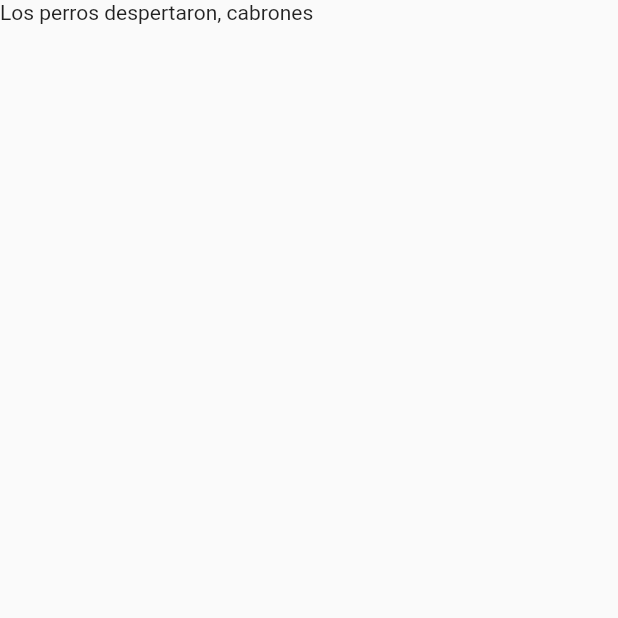
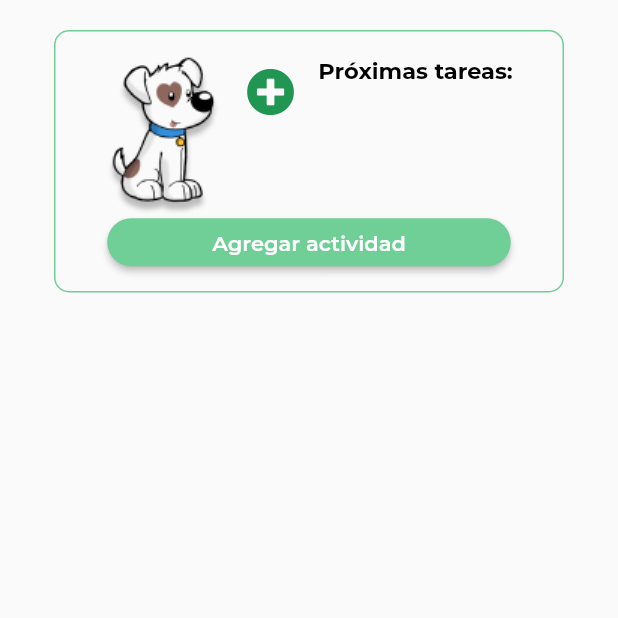
Before and after one commit to Edwardreyessp/apperro, a Flutter app: the LastHome screen opened directly, on a phone screen of 412 x 824 dp, the top half of it. Run offline on Flutter 3.47's test engine with Material 2 defaults, Android fonts, the light colour scheme and no system bars; our stand-ins replace cloud_firestore, email_validator, firebase_auth, firebase_core, flutter_svg, font_awesome_flutter and 2 more; accounts and stored records are empty.

Commit message:
Lista de actividades

```diff
--- a/lib/model/perro.dart
+++ b/lib/model/perro.dart
@@ -26,4 +26,14 @@ class Perro {
         'race': race,
         'desc': desc,
       };
+
+  static Perro fromJson(Map<String, dynamic> json) => Perro(
+        id: json['id'],
+        name: json['name'],
+        birthday: json['birthday'],
+        age: json['age'],
+        size: json['size'],
+        race: json['race'],
+        desc: json['desc'],
+      );
 }
--- a/lib/pages/iniciar_sesion.dart
+++ b/lib/pages/iniciar_sesion.dart
@@ -107,7 +107,7 @@ class _IniciarSesionState extends State<IniciarSesion> {
                         ),
                       ],
                     ),
-                    SizedBox(height: 45),
+                    SizedBox(height: 10),
                   ],
                 );
               }
--- a/lib/pages/navbar/navbar.dart
+++ b/lib/pages/navbar/navbar.dart
@@ -21,10 +21,9 @@ class NavBar extends StatefulWidget {
 class _NavBarState extends State<NavBar> {
   bool flag = true;
   bool flag2 = true;
+  User user = FirebaseAuth.instance.currentUser;
   @override
   Widget build(BuildContext context) {
-    final user = FirebaseAuth.instance.currentUser;
-
     if (flag2) {
       FirebaseFirestore.instance
           .collection('users')
--- a/lib/pages/navbar/pages/last_home.dart
+++ b/lib/pages/navbar/pages/last_home.dart
@@ -1,3 +1,9 @@
+import 'package:apperro/model/perro.dart';
+import 'package:apperro/pages/navbar/widgets/activity.dart';
+import 'package:apperro/palette.dart';
+import 'package:apperro/widgets/texto.dart';
+import 'package:cloud_firestore/cloud_firestore.dart';
+import 'package:firebase_auth/firebase_auth.dart';
 import 'package:flutter/material.dart';
 
 class LastHome extends StatelessWidget {
@@ -7,8 +13,59 @@ class LastHome extends StatelessWidget {
   Widget build(BuildContext context) {
     return Scaffold(
       body: SafeArea(
-        child: Text("Los perros despertaron, cabrones"),
+        child: StreamBuilder<List<Perro>>(
+          stream: readPerro(),
+          builder: (context, snapshot) {
+            if (snapshot.hasError) {
+              return Texto(texto: "Ayuda");
+            } else if (snapshot.hasData) {
+              final perros = snapshot.data;
+              return Padding(
+                padding: EdgeInsets.symmetric(vertical: 20, horizontal: 26),
+                child: Column(
+                  children: [
+                    Activity(),
+                    SizedBox(height: 20),
+                    Container(
+                      child: Expanded(
+                        child: ListView(
+                          children: perros.map(buildPerro).toList(),
+                        ),
+                      ),
+                    ),
+                    SizedBox(height: 10),
+                  ],
+                ),
+              );
+            } else {
+              return Center(
+                child: CircularProgressIndicator(),
+              );
+            }
+          },
+        ),
       ),
     );
   }
+
+  Stream<List<Perro>> readPerro() => FirebaseFirestore.instance
+      .collection('users')
+      .doc(FirebaseAuth.instance.currentUser.uid)
+      .collection('perros')
+      .snapshots()
+      .map((snapshot) =>
+          snapshot.docs.map((doc) => Perro.fromJson(doc.data())).toList());
 }
+
+Widget buildPerro(Perro perro) {
+  return Container(
+    margin: EdgeInsets.symmetric(vertical: 10),
+    width: 308,
+    height: 124,
+    decoration: BoxDecoration(
+      border: Border.all(color: Palette().primario2),
+      borderRadius: BorderRadius.circular(10),
+    ),
+    child: Texto(texto: "${perro.name}"),
+  );
+}
--- /dev/null
+++ b/lib/pages/navbar/widgets/activity.dart
@@ -0,0 +1,135 @@
+import 'package:apperro/pages/navbar/pages/agregar_actividad.dart';
+import 'package:apperro/pages/registrar_perro.dart';
+import 'package:apperro/palette.dart';
+import 'package:apperro/widgets/rounded_button.dart';
+import 'package:apperro/widgets/texto.dart';
+import 'package:cloud_firestore/cloud_firestore.dart';
+import 'package:firebase_auth/firebase_auth.dart';
+import 'package:flutter/material.dart';
+import 'package:font_awesome_flutter/font_awesome_flutter.dart';
+
+class Activity extends StatefulWidget {
+  const Activity({Key key}) : super(key: key);
+
+  @override
+  _ActivityState createState() => _ActivityState();
+}
+
+class _ActivityState extends State<Activity> {
+  List activities;
+  bool flag = true;
+  int len = 0;
+  dynamic task;
+
+  @override
+  Widget build(BuildContext context) {
+    actualizar();
+    return Align(
+      alignment: Alignment.topCenter,
+      child: Container(
+        width: 340,
+        height: 175,
+        decoration: BoxDecoration(
+          border: Border.all(color: Palette().primario2),
+          borderRadius: BorderRadius.circular(10),
+        ),
+        child: Column(
+          mainAxisAlignment: MainAxisAlignment.center,
+          children: [
+            Row(
+              mainAxisAlignment: MainAxisAlignment.center,
+              crossAxisAlignment: CrossAxisAlignment.start,
+              children: [
+                Row(
+                  mainAxisAlignment: MainAxisAlignment.end,
+                  crossAxisAlignment: CrossAxisAlignment.start,
+                  children: [
+                    Image.asset('assets/images/perro.png'),
+                    TextButton(
+                      onPressed: () => {goRegistrarPerro(context)},
+                      child: FaIcon(
+                        FontAwesomeIcons.plusCircle,
+                        size: 32,
+                        color: Palette().primario,
+                      ),
+                    )
+                  ],
+                ),
+                Column(
+                  mainAxisAlignment: MainAxisAlignment.start,
+                  crossAxisAlignment: CrossAxisAlignment.end,
+                  children: [
+                    Texto(
+                      texto: "Próximas tareas:",
+                      weight: FontWeight.w700,
+                    ),
+                    Container(
+                      width: 125,
+                      height: 80,
+                      child: ListView.builder(
+                        itemCount: len,
+                        itemBuilder: (context, index) {
+                          return Container(
+                            margin: EdgeInsets.symmetric(vertical: 5),
+                            child: Row(
+                              children: [
+                                Icon(
+                                  Icons.schedule,
+                                  size: 32,
+                                ),
+                                SizedBox(width: 5),
+                                Texto(texto: activities[index]['activity']),
+                              ],
+                            ),
+                          );
+                        },
+                      ),
+                    )
+                  ],
+                )
+              ],
+            ),
+            RoundedButton(
+              texto: "Agregar actividad",
+              width: 269,
+              height: 32,
+              color: Palette().primario2,
+              funcion: () => {goAgregar(context)},
+            )
+          ],
+        ),
+      ),
+    );
+  }
+
+  goRegistrarPerro(BuildContext context) {
+    Navigator.push(context,
+        MaterialPageRoute(builder: (context) => const RegistrarPerro()));
+  }
+
+  goAgregar(BuildContext context) {
+    Navigator.push(context,
+        MaterialPageRoute(builder: (context) => const AgregarActividad()));
+  }
+
+  actualizar() {
+    DocumentReference documentReference = FirebaseFirestore.instance
+        .collection('users')
+        .doc(FirebaseAuth.instance.currentUser.uid);
+
+    documentReference.get().then((datasnapshot) => {
+          activities = datasnapshot.data().values.elementAt(2),
+          update(activities),
+        });
+  }
+
+  update(List lastActivities) {
+    if (flag) {
+      setState(() {
+        activities = lastActivities;
+        flag = false;
+        len = activities.length;
+      });
+    }
+  }
+}
--- a/lib/pages/registrarse.dart
+++ b/lib/pages/registrarse.dart
@@ -1,3 +1,4 @@
+import 'package:apperro/model/actividad.dart';
 import 'package:apperro/model/user.dart';
 import 'package:apperro/pages/iniciar_sesion.dart';
 import 'package:apperro/widgets/input_text.dart';
@@ -173,12 +174,15 @@ class _RegistrarseState extends State<Registrarse> {
         .collection('users')
         .doc(FirebaseAuth.instance.currentUser.uid);
 
+    List activities = [];
+
     final user = MyUser(
       id: FirebaseAuth.instance.currentUser.uid,
       name: userController.text.trim(),
       email: emailController.text.trim(),
       birthday: dateController.text.trim(),
       typeUser: "",
+      activities: activities,
     );
 
     await docUser.set(user.toJson());
--- a/lib/widgets/rounded_button.dart
+++ b/lib/widgets/rounded_button.dart
@@ -9,7 +9,6 @@ class RoundedButton extends StatelessWidget {
     this.color,
     this.colorLetra,
     this.funcion,
-    this.size,
     this.width,
     this.height,
   }) : super(key: key);
@@ -17,7 +16,7 @@ class RoundedButton extends StatelessWidget {
   final String texto;
   final Color color, colorLetra;
   final Function funcion;
-  final double size, width, height;
+  final double width, height;
 
   @override
   Widget build(BuildContext context) {
```
Also changed, not shown: lib/main.dart (+21 -7 lines), lib/model/actividad.dart (added, +17 -0 lines), lib/model/user.dart (+14 -0 lines), lib/pages/navbar/pages/agregar_actividad.dart (added, +103 -0 lines), lib/pages/navbar/pages/tipo_usuario.dart (+5 -2 lines).
